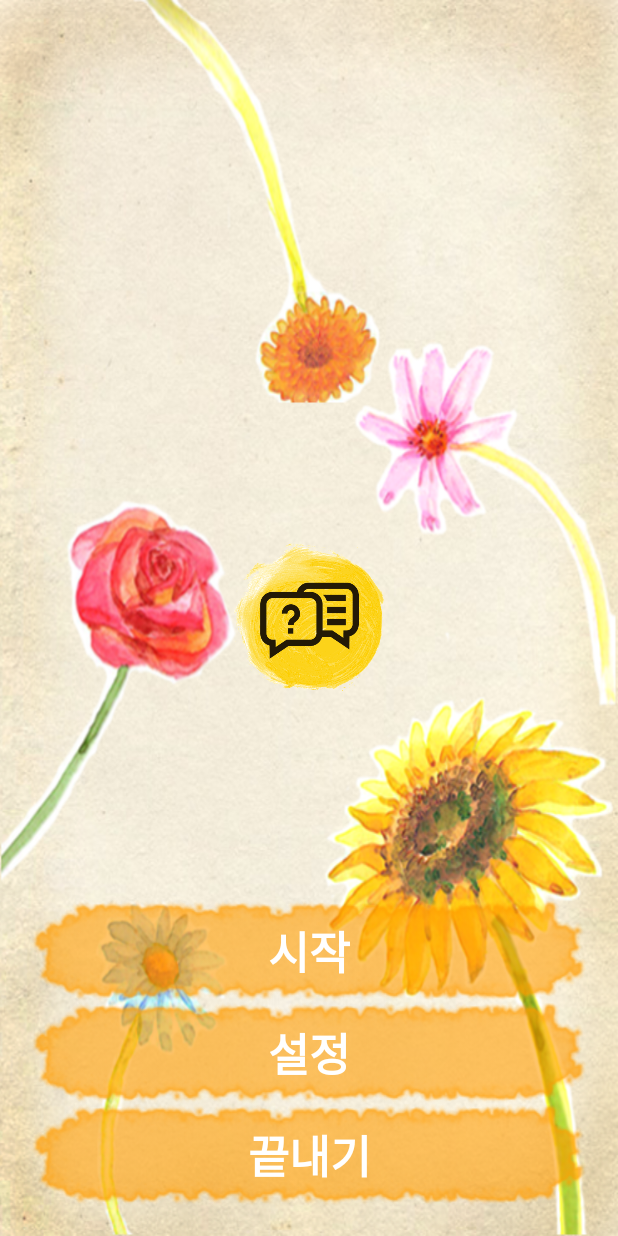
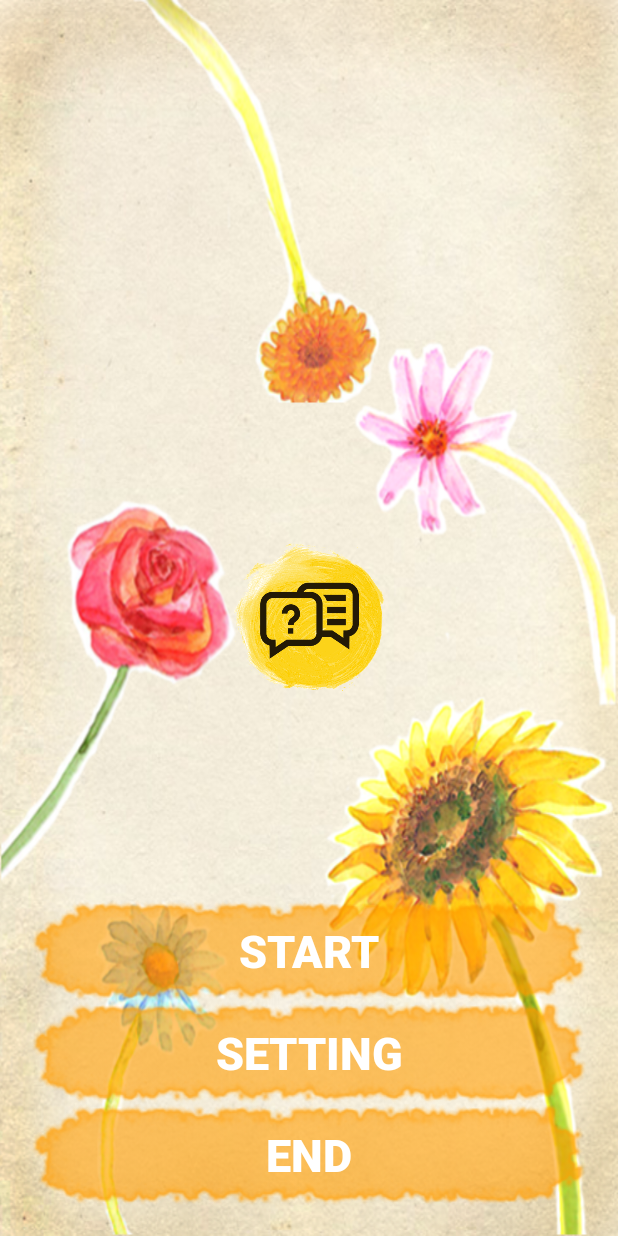
Before and after one commit to skypotato/LoveorNot_2.0, an Android app: the layout activity_main.xml on its own in the app's theme, with its tools: preview values and no code run, on a phone screen of 412 x 824 dp. Run offline under Robolectric (Android 15) with nearby library versions, the phone set to English and light mode, and no system bars; Roboto replaces fonts that are not available here.

Commit message:
closed #1 i) 다국어 설정 : 영어 / 한국어 (기본 영어 설정)

```diff
--- a/app/src/main/res/values/strings.xml
+++ b/app/src/main/res/values/strings.xml
@@ -3,8 +3,8 @@
     <string name="sub_app_name">(Flower Fortune-Telling)</string>
     <string name="developer">SkyPotato</string>
     <string name="designer">GreenMemory</string>
-    <string name="start">시작</string>
-    <string name="setting">설정</string>
-    <string name="end">끝내기</string>
+    <string name="start">Start</string>
+    <string name="setting">Setting</string>
+    <string name="end">End</string>
     <string name="and">&amp;</string>
 </resources>
```
Also changed, not shown: 1 other file.
